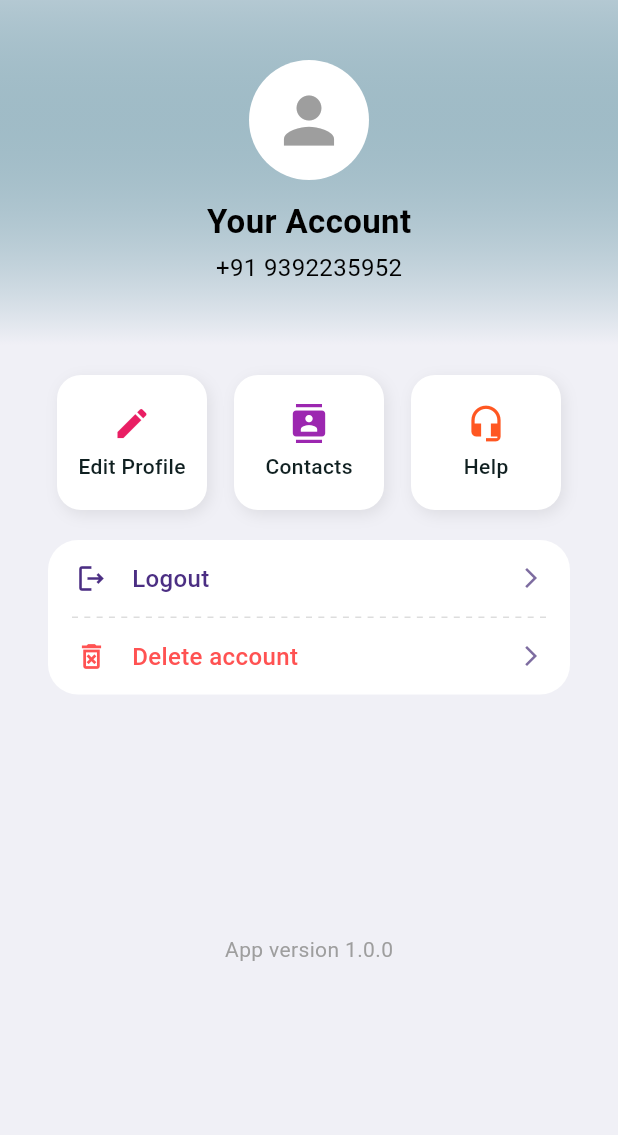
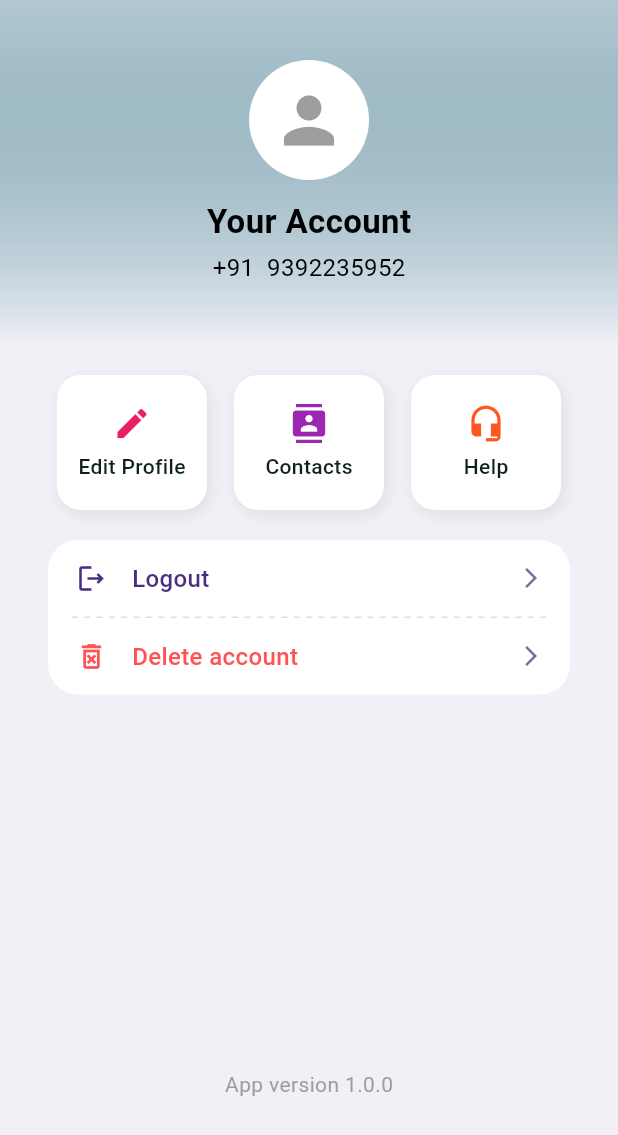
Before and after one commit to HarshasriM/everest_hackathon, a Flutter app: the ProfileScreen screen opened by its route, on a phone screen of 412 x 824 dp. Shown: the top 1135 px of the screen. Run offline on Flutter 3.47's test engine with Material 3 defaults, Android fonts, the phone set to English and light mode, and no system bars; our stand-ins replace audioplayers, bloc, dartz, dio, equatable, flutter_bloc and 18 more; accounts and stored records are empty.

Commit message:
modifications in profile screen

```diff
--- a/lib/features/profile/presentation/profile_screen.dart
+++ b/lib/features/profile/presentation/profile_screen.dart
@@ -20,14 +20,26 @@ class ProfileScreen extends StatelessWidget {
       body: SingleChildScrollView(
         child: Column(
           children: [
-            ProfileHeader(
-              phoneNumber: '+91 9392235952',
+            // Load phone number from preferences; fall back to the hardcoded number
+            FutureBuilder<String?>(
+              future: DIContainer.instance
+                  .get<AppPreferencesService>()
+                  .getUserPhoneNumber(),
+              builder: (context, snapshot) {
+                final phone = snapshot.connectionState == ConnectionState.done
+                    ? (snapshot.data ?? '+91 9392235952')
+                    : '+91 9392235952';
+                return ProfileHeader(
+                  phoneNumber: "${phone.substring(0, 3)} ${phone.substring(3)}",
+                );
+
+              },
             ),
             const SizedBox(height: 20),
             ProfileActionButtons(),
             const SizedBox(height: 20),
             const SettingsCard(),
-            const SizedBox(height: 160),
+            const SizedBox(height: 250),
             const AppVersionFooter(),
             const SizedBox(height: 20),
           ],
@@ -41,10 +53,7 @@ class ProfileScreen extends StatelessWidget {
 class ProfileHeader extends StatelessWidget {
   final String phoneNumber;
 
-  const ProfileHeader({
-    super.key,
-    required this.phoneNumber,
-  });
+  const ProfileHeader({super.key, required this.phoneNumber});
 
   @override
   Widget build(BuildContext context) {
@@ -81,10 +90,7 @@ class ProfileHeader extends StatelessWidget {
           const SizedBox(height: 4),
           Text(
             phoneNumber,
-            style: const TextStyle(
-              fontSize: 16,
-              color: Colors.black,
-            ),
+            style: const TextStyle(fontSize: 16, color: Colors.black),
           ),
         ],
       ),
@@ -108,10 +114,10 @@ class ProfileActionButtons extends StatelessWidget {
             label: 'Edit Profile',
             color: Colors.pink,
             onTap: () {
-              context.push(AppRoutes.profileSetup, extra: {
-                'isEditMode': true,
-                'useProfileBloc': true,
-              });
+              context.push(
+                AppRoutes.profileSetup,
+                extra: {'isEditMode': true, 'useProfileBloc': true},
+              );
             },
           ),
           ActionButton(
@@ -177,10 +183,7 @@ class ActionButton extends StatelessWidget {
             const SizedBox(height: 6),
             Text(
               label,
-              style: const TextStyle(
-                fontSize: 14,
-                fontWeight: FontWeight.w500,
-              ),
+              style: const TextStyle(fontSize: 14, fontWeight: FontWeight.w500),
             ),
           ],
         ),
@@ -237,7 +240,8 @@ class SettingsCard extends StatelessWidget {
     _showConfirmationDialog(
       context: context,
       title: 'Delete account',
-      content: 'Your account will be deleted permanently. Are you sure you want to proceed?',
+      content:
+          'Your account will be deleted permanently. Are you sure you want to proceed?',
       confirmText: 'Ok',
       confirmColor: Colors.red,
       onConfirm: () {
@@ -280,7 +284,9 @@ class SettingsCard extends StatelessWidget {
     final appPreferences = DIContainer.instance.get<AppPreferencesService>();
     final authBloc = BlocProvider.of<AuthBloc>(context);
 
-    appPreferences.clearAuthData().then((_) {
+    appPreferences
+        .clearAuthData()
+        .then((_) {
           Logger.info('User ID and session data cleared from app preferences');
           authBloc.add(const AuthEvent.logout());
 
@@ -293,7 +299,8 @@ class SettingsCard extends StatelessWidget {
               orElse: () {},
             );
           });
-    }).catchError((error) {
+        })
+        .catchError((error) {
           Logger.error('Error during logout', error: error);
           Navigator.of(context, rootNavigator: true).pop();
           ScaffoldMessenger.of(context).showSnackBar(
@@ -363,7 +370,8 @@ class DottedDivider extends StatelessWidget {
         builder: (context, constraints) {
           const dashWidth = 4.0;
           const dashSpace = 4.0;
-          final dashCount = (constraints.constrainWidth() / (dashWidth + dashSpace)).floor();
+          final dashCount =
+              (constraints.constrainWidth() / (dashWidth + dashSpace)).floor();
           return Row(
             mainAxisAlignment: MainAxisAlignment.spaceBetween,
             children: List.generate(dashCount, (_) {
@@ -414,10 +422,7 @@ class ConfirmationDialog extends StatelessWidget {
             Navigator.of(context).pop();
             onConfirm();
           },
-          child: Text(
-            confirmText,
-            style: TextStyle(color: confirmColor),
-          ),
+          child: Text(confirmText, style: TextStyle(color: confirmColor)),
         ),
       ],
     );
@@ -428,10 +433,7 @@ class ConfirmationDialog extends StatelessWidget {
 class AppVersionFooter extends StatelessWidget {
   final String version;
 
-  const AppVersionFooter({
-    super.key,
-    this.version = '1.0.0',
-  });
+  const AppVersionFooter({super.key, this.version = '1.0.0'});
 
   @override
   Widget build(BuildContext context) {
```
Also changed, not shown: 1 other file. Lines whose indentation alone changed are shown as unchanged.
